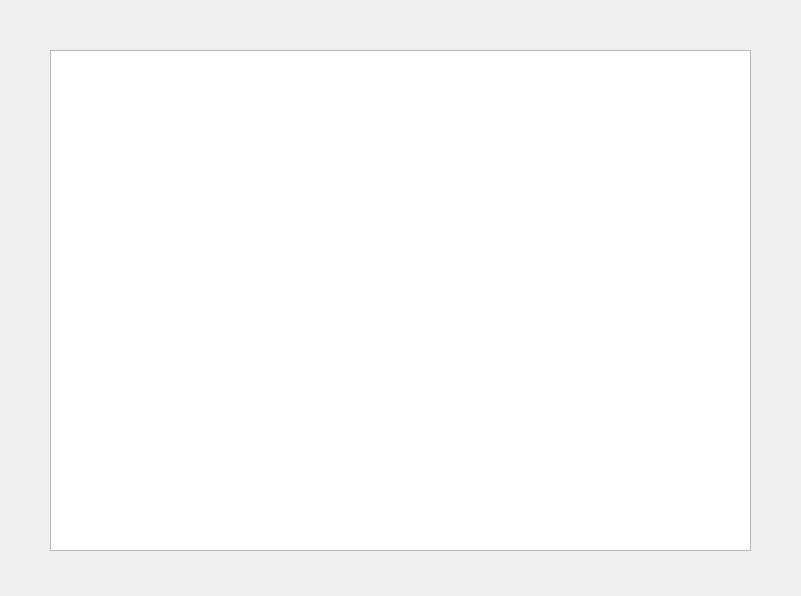
Above: wordforword/sortby_category.ui from kadealicious/CSC3220-T0-Quotes before the change. Below: the same form after it.
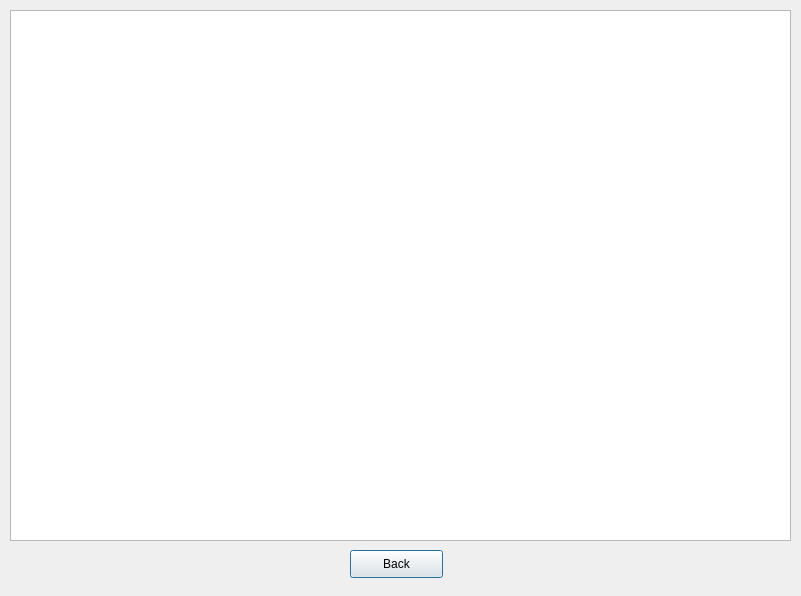
That is the form after the change.

```diff
--- a/wordforword/sortby_category.ui
+++ b/wordforword/sortby_category.ui
@@ -16,13 +16,26 @@
   <widget class="QTableView" name="maintable">
    <property name="geometry">
     <rect>
-     <x>50</x>
-     <y>50</y>
-     <width>701</width>
-     <height>501</height>
+     <x>10</x>
+     <y>10</y>
+     <width>781</width>
+     <height>531</height>
     </rect>
    </property>
   </widget>
+  <widget class="QPushButton" name="pushButton">
+   <property name="geometry">
+    <rect>
+     <x>350</x>
+     <y>550</y>
+     <width>93</width>
+     <height>28</height>
+    </rect>
+   </property>
+   <property name="text">
+    <string>Back</string>
+   </property>
+  </widget>
  </widget>
  <resources/>
  <connections/>
```
